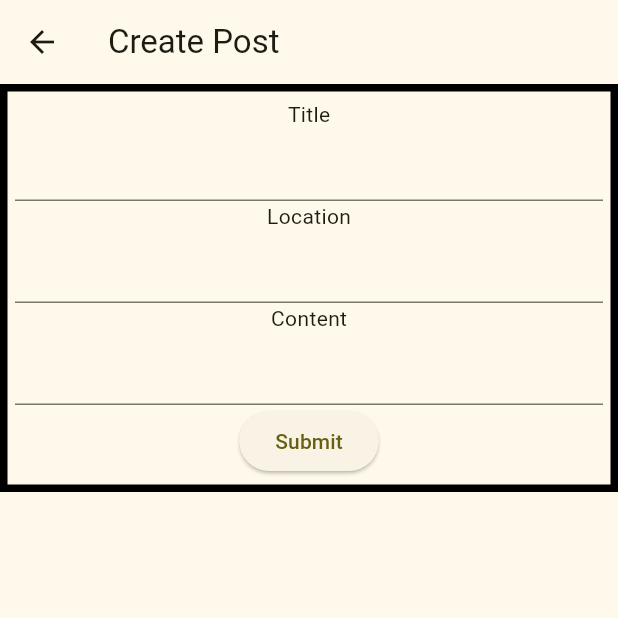
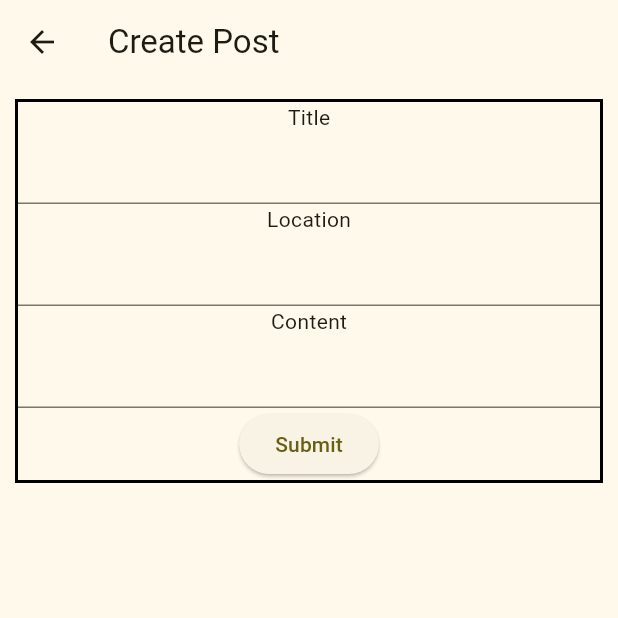
Before and after one commit to shr-gitt/Tourism-Centric-Social-Networking-App, a Flutter app: the Createpost screen opened directly, on a phone screen of 412 x 824 dp, the top half of it. Run offline on Flutter 3.47's test engine with Material 3 defaults, Android fonts, the phone set to English and light mode, and no system bars.

```diff
--- a/frontend/lib/pages/createpost.dart
+++ b/frontend/lib/pages/createpost.dart
@@ -10,16 +10,16 @@ class Createpost extends StatelessWidget {
       body: Column(
         children: [
           Container(
-            padding: EdgeInsets.all(5),
-            decoration: BoxDecoration(border: Border.all(width: 5)),
+            margin: EdgeInsets.fromLTRB(10, 10, 10, 10),
+            decoration: BoxDecoration(border: Border.all(width: 2)),
             child: Column(
               children: [
                 Text('Title'),
                 TextField(keyboardType: TextInputType.numberWithOptions()),
                 Text('Location'),
                 TextField(),
-                Text('Content'),
-                TextField(),
+                Text('Content',softWrap: true,),
+                TextField(maxLines: null,),
                 ElevatedButton(
                   child: Text('Submit'),
                   onPressed: () {
```
Also changed, not shown: frontend/lib/pages/editpost.dart (added, +10 -0 lines), frontend/lib/pages/posts.dart (+12 -8 lines), 5 other files.
